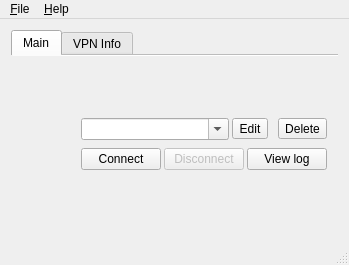
The window that src/dialog/mainwindow.ui (openconnect/openconnect-gui) describes before a commit, drawn with Qt 5.
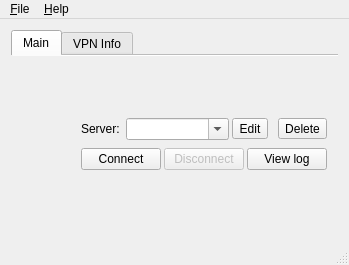
The same window after the commit. Icons and pictures are not drawn.

Commit message: Add label over server address so that's clear what is it about (2/N of #73)

What changed in the file:
```diff
--- a/src/dialog/mainwindow.ui
+++ b/src/dialog/mainwindow.ui
@@ -72,7 +72,7 @@
        </attribute>
        <layout class="QGridLayout" name="gridLayout_2">
         <item row="0" column="0">
-         <layout class="QHBoxLayout" name="horizontalLayout_4">
+         <layout class="QHBoxLayout" name="horizontalLayout_4" stretch="1,0">
           <item>
            <layout class="QVBoxLayout" name="verticalLayout_2">
             <property name="spacing">
@@ -125,11 +125,22 @@
                <number>0</number>
               </property>
               <item>
+               <layout class="QHBoxLayout" name="horizontalLayout_5" stretch="0,4">
+                <item>
+                 <widget class="QLabel" name="label_3">
+                  <property name="text">
+                   <string>Server:</string>
+                  </property>
+                 </widget>
+                </item>
+                <item>
                <widget class="QComboBox" name="comboBox">
                 <property name="editable">
                  <bool>true</bool>
                 </property>
                </widget>
+                </item>
+               </layout>
               </item>
               <item>
                <layout class="QHBoxLayout" name="horizontalLayout_3">
```
Lines whose indentation alone changed are shown as unchanged.
